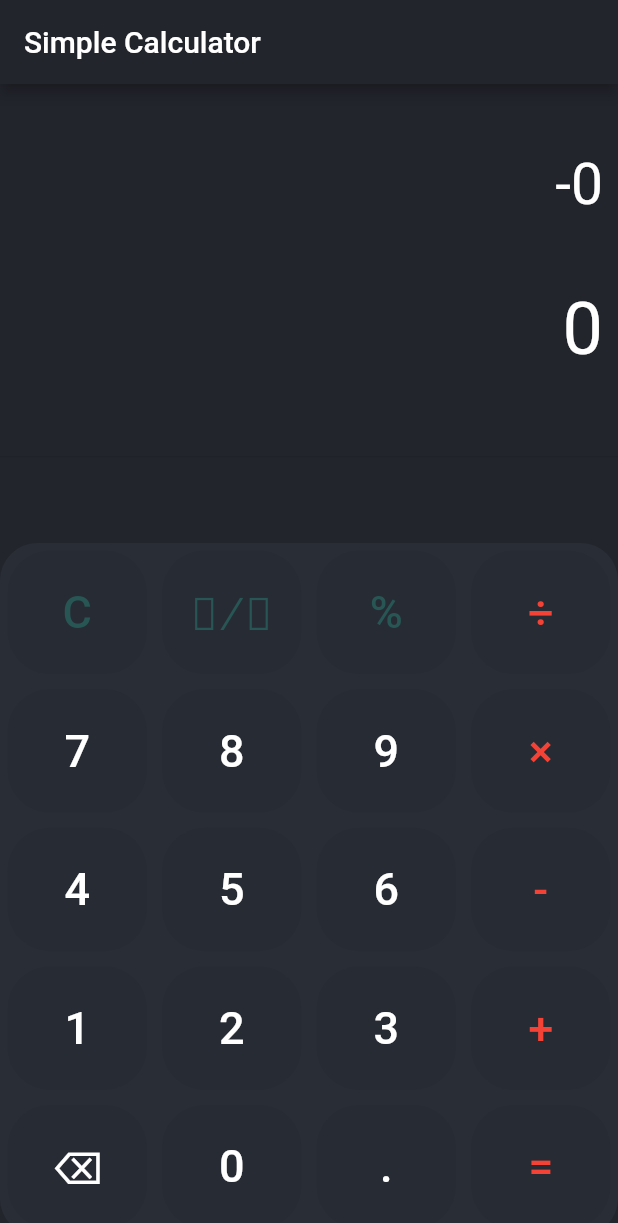
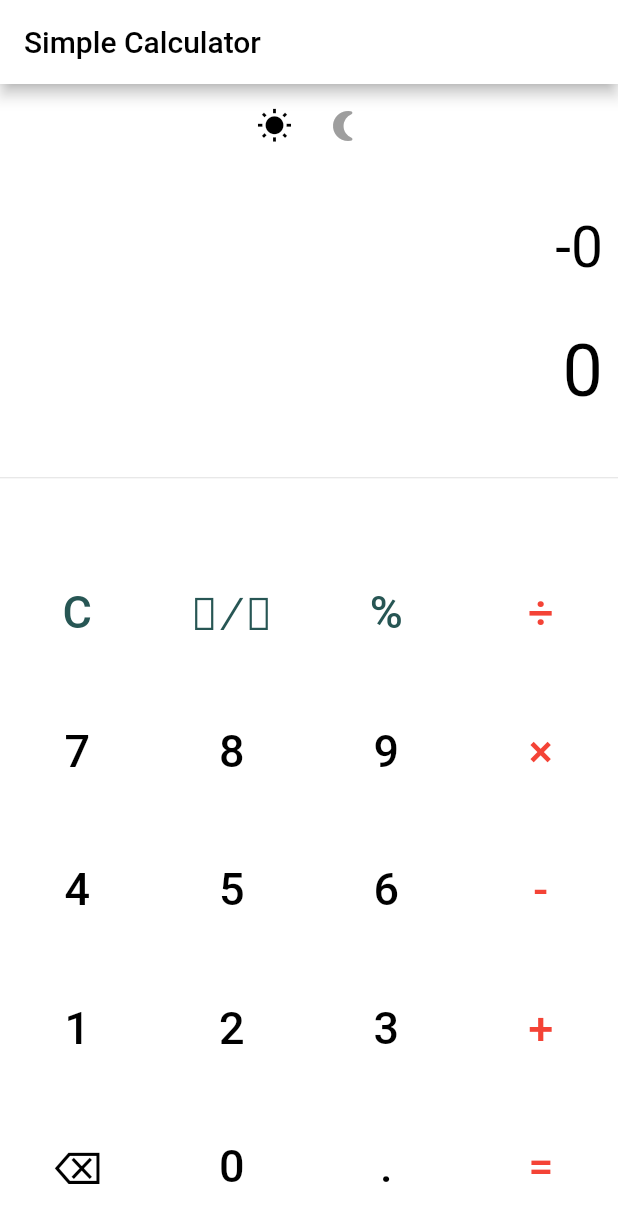
Before and after one commit to AbylaikhanYessenbekov/SimpleCalculator, a Flutter app: the screen it shows after launch, after a tap on "⁺∕₋", on a phone screen of 412 x 824 dp. Shown: the top 1223 px of the screen. Run offline on Flutter 3.47's test engine with Material 2 defaults, Android fonts, the phone set to English and light mode, and no system bars; drawn by our look-alikes of auto_size_text; our stand-ins replace math_expressions.

Commit message:
Updated to themes: dark and bright

```diff
--- /dev/null
+++ b/lib/colors.dart
@@ -0,0 +1,19 @@
+import 'package:flutter/material.dart';
+
+class BrightTheme {
+  Color panelColor = Colors.white10;
+  Color fontColor = Colors.black;
+  Color backgroundColor = Colors.white;
+  Color buttonColor = Colors.white10;
+  Color switchBorderColor = Colors.white;
+  Color switchBackgroundColor = Colors.white;
+}
+
+class DarkTheme {
+  Color panelColor = Color(0xff292D36);
+  Color fontColor = Colors.white;
+  Color backgroundColor = Color(0xff23252D);
+  Color buttonColor = Color(0xFF272B33);
+  Color switchBorderColor = Color(0x23252D);
+  Color switchBackgroundColor = Color(0xFF272B33);
+}
--- a/lib/main.dart
+++ b/lib/main.dart
@@ -1,7 +1,7 @@
 import 'package:auto_size_text/auto_size_text.dart';
-import 'package:flutter/gestures.dart';
 import 'package:flutter/material.dart';
 import 'package:math_expressions/math_expressions.dart';
+import 'colors.dart';
 
 void main() {
   runApp(MyApp());
@@ -23,6 +23,19 @@ class SimpleCalculator extends StatefulWidget {
 }
 
 class _SimpleCalculatorState extends State<SimpleCalculator> {
+
+  bool daySelected = true;
+  bool nightSelected = false;
+  Color dayIconColor = Colors.black;
+  Color nightIconColor = Colors.grey;
+
+  Color backgroundColor = Colors.white;
+  Color fontColor = Colors.black;
+  Color panelColor = Colors.white;
+  Color buttonColor = Colors.white;
+  Color switchBackgroundColor = Colors.white;
+  Color switchBorderColor = Colors.white;
+
   String equation = "0";
   String expression = "";
   String result = "0";
@@ -42,10 +55,7 @@ class _SimpleCalculatorState extends State<SimpleCalculator> {
         } else {
           equation = '-' + equation;
         }
-      }
-
-
-        else if (buttonText == '⌫') {
+      } else if (buttonText == '⌫') {
         equationFontSize = 48.0;
         resultFontSize = 38.0;
         equation = equation.substring(0, equation.length - 1);
@@ -89,13 +99,13 @@ class _SimpleCalculatorState extends State<SimpleCalculator> {
   }
 
   Widget buildButton(
-      String buttonText, double buttonHeight, Color buttonColor) {
+      String buttonText, double buttonHeight, Color fontColor) {
     return Container(
       height: MediaQuery.of(context).size.height * 0.1 * buttonHeight,
       padding: EdgeInsets.all(0.0),
       margin: EdgeInsets.all(5.0),
       decoration: BoxDecoration(
-          color: Color(0xFF272B33), borderRadius: BorderRadius.circular(28.0)),
+          color: buttonColor, borderRadius: BorderRadius.circular(28.0)),
       child: FlatButton(
         onPressed: () => buttonPressed(buttonText),
         child: Text(
@@ -103,7 +113,7 @@ class _SimpleCalculatorState extends State<SimpleCalculator> {
           style: TextStyle(
             fontSize: 30.0,
             fontWeight: FontWeight.w500,
-            color: buttonColor,
+            color: fontColor,
           ),
         ),
         padding: EdgeInsets.all(16.0),
@@ -117,17 +127,97 @@ class _SimpleCalculatorState extends State<SimpleCalculator> {
   @override
   Widget build(BuildContext context) {
     return Scaffold(
-      backgroundColor: Color(0xff23252D),
+      backgroundColor: backgroundColor,
       appBar: AppBar(
-        backgroundColor: Color(0xff23252D),
-        title: Text("Simple Calculator"),
+        backgroundColor: backgroundColor,
+        title: Text("Simple Calculator", style: TextStyle(color: fontColor),),
       ),
       body: SafeArea(
         // left: false,
         // bottom: false,
         child: Column(
           children: [
-            Expanded(
+            Padding(
+              padding: const EdgeInsets.all(8.0),
+              child: Row(
+                mainAxisAlignment: MainAxisAlignment.center,
+                children: [
+                  Container(
+                    child: Padding(
+                      padding: const EdgeInsets.symmetric(horizontal: 10.0),
+                      child: GestureDetector(
+                        child: Icon(
+                          Icons.wb_sunny,
+                          color: dayIconColor,
+                        ),
+                        onTap: () {
+                          setState(() {
+                            daySelected = true;
+                            dayIconColor = daySelected ? Colors.black : Colors.grey;
+                            nightIconColor = Colors.grey;
+
+                            backgroundColor = BrightTheme().backgroundColor;
+                            panelColor = BrightTheme().panelColor;
+                            fontColor = BrightTheme().fontColor;
+                            buttonColor = BrightTheme().buttonColor;
+                            switchBorderColor = BrightTheme().switchBorderColor;
+                            switchBackgroundColor = BrightTheme().switchBackgroundColor;
+                          });
+                        },
+                      ),
+                    ),
+                    height: 40,
+                    decoration: BoxDecoration(
+                      color: switchBackgroundColor,
+                      border: Border.all(
+                        color: switchBorderColor,
+                      ),
+                      borderRadius: BorderRadius.only(
+                        topLeft: Radius.circular(30),
+                        bottomLeft: Radius.circular(30),
+                      ),
+                    ),
+                  ),
+                  Container(
+                    child: Padding(
+                      padding: const EdgeInsets.symmetric(horizontal: 10.0),
+                      child: GestureDetector(
+                        child: Icon(
+                          Icons.nightlight_round,
+                          color: nightIconColor,
+                        ),
+                        onTap: () {
+                          setState(() {
+                            nightSelected = true;
+                            dayIconColor = Colors.grey;
+                            nightIconColor = Colors.black;
+
+                            backgroundColor = DarkTheme().backgroundColor;
+                            panelColor = DarkTheme().panelColor;
+                            fontColor = DarkTheme().fontColor;
+                            buttonColor = DarkTheme().buttonColor;
+                            switchBorderColor = DarkTheme().switchBorderColor;
+                            switchBackgroundColor = DarkTheme().switchBackgroundColor;
+                          });
+                        },
+                      ),
+                    ),
+                    height: 40,
+                    decoration: BoxDecoration(
+                      color: switchBackgroundColor,
+                      border: Border.all(
+                        color: switchBorderColor,
+                      ),
+                      borderRadius: BorderRadius.only(
+                        topRight: Radius.circular(30),
+                        bottomRight: Radius.circular(30),
+                      ),
+                    ),
+                  ),
+                ],
+              ),
+            ),
+            Expanded( //            Equation field
               child: Container(
                 alignment: Alignment.centerRight,
                 padding: EdgeInsets.fromLTRB(10, 20, 10, 0),
@@ -135,20 +225,20 @@ class _SimpleCalculatorState extends State<SimpleCalculator> {
                   equation,
                   style: TextStyle(
                     fontSize: equationFontSize,
-                    color: Colors.white,
+                    color: fontColor,
                   ),
                 ),
               ),
             ),
-            Container(
-              color: Color(0xff23252D),
+            Container( //           Results field
+              color: backgroundColor,
               alignment: Alignment.centerRight,
               padding: EdgeInsets.fromLTRB(10, 20, 10, 0),
               child: AutoSizeText(
                 result,
                 style: TextStyle(
                   fontSize: resultFontSize,
-                  color: Colors.white,
+                  color: fontColor,
                 ),
               ),
             ),
@@ -157,7 +247,7 @@ class _SimpleCalculatorState extends State<SimpleCalculator> {
             ),
             Container(
               decoration: BoxDecoration(
-                color: Color(0xff292D36),
+                color: panelColor,
                 shape: BoxShape.rectangle,
                 borderRadius: BorderRadius.circular(25.0),
               ),
@@ -170,97 +260,37 @@ class _SimpleCalculatorState extends State<SimpleCalculator> {
                       children: [
                         TableRow(
                           children: [
-                            buildButton(
-                              'C',
-                              1,
-                              Color(0xff275654),
-                            ),
-                            buildButton(
-                              '⁺∕₋',
-                              1,
-                              Color(0xff275654),
-                            ),
-                            buildButton(
-                              '%',
-                              1,
-                              Color(0xff275654),
-                            ),
+                            buildButton('C', 1, Color(0xff275654)),
+                            buildButton('⁺∕₋', 1, Color(0xff275654)),
+                            buildButton('%', 1, Color(0xff275654)),
                           ],
                         ),
                         TableRow(
                           children: [
-                            buildButton(
-                              '7',
-                              1,
-                              Colors.white,
-                            ),
-                            buildButton(
-                              '8',
-                              1,
-                              Colors.white,
-                            ),
-                            buildButton(
-                              '9',
-                              1,
-                              Colors.white,
-                            ),
+                            buildButton('7', 1, fontColor),
+                            buildButton('8', 1, fontColor),
+                            buildButton('9', 1, fontColor),
                           ],
                         ),
                         TableRow(
                           children: [
-                            buildButton(
-                              '4',
-                              1,
-                              Colors.white,
-                            ),
-                            buildButton(
-                              '5',
-                              1,
-                              Colors.white,
-                            ),
-                            buildButton(
-                              '6',
-                              1,
-                              Colors.white,
-                            ),
+                            buildButton('4', 1, fontColor),
+                            buildButton('5', 1, fontColor),
+                            buildButton('6', 1, fontColor),
                           ],
                         ),
                         TableRow(
                           children: [
-                            buildButton(
-                              '1',
-                              1,
-                              Colors.white,
-                            ),
-                            buildButton(
-                              '2',
-                              1,
-                              Colors.white,
-                            ),
-                            buildButton(
-                              '3',
-                              1,
-                              Colors.white,
-                            ),
+                            buildButton('1', 1, fontColor),
+                            buildButton('2', 1, fontColor),
+                            buildButton('3', 1, fontColor),
                           ],
                         ),
                         TableRow(
                           children: [
-                            buildButton(
-                              '⌫',
-                              1,
-                              Colors.white,
-                            ),
-                            buildButton(
-                              '0',
-                              1,
-                              Colors.white,
-                            ),
-                            buildButton(
-                              '.',
-                              1,
-                              Colors.white,
-                            ),
+                            buildButton('⌫', 1, fontColor),
+                            buildButton('0', 1, fontColor),
+                            buildButton('.', 1, fontColor),
                           ],
                         ),
                       ],
```
Also changed, not shown: pubspec.lock, 3 other files.
